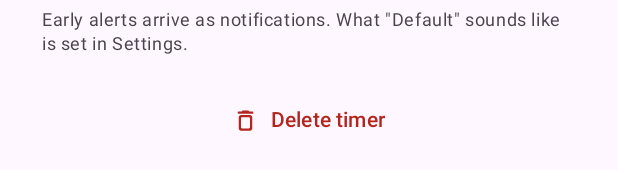
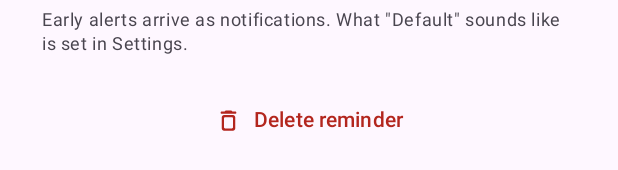
Before and after one commit to ProfessorQuantumUniverse/reReminder, an Android app built with Jetpack Compose: the @Preview function ReminderEditorPreview, scrolled down 396 dp, on a phone screen of 412 x 824 dp. Shown: the part 1026-1196 px from the top of the screen. Run offline under Robolectric (Android 15) with nearby library versions, the phone set to English and light mode, and no system bars.

Commit message:
fix(wording): use "reminder" instead of "timer"

```diff
--- a/app/src/main/res/values/strings.xml
+++ b/app/src/main/res/values/strings.xml
@@ -1,12 +1,12 @@
 <resources>
     <string name="app_name" translatable="false">reReminder</string>
 
-    <!-- Timer list -->
+    <!-- Reminder list -->
     <string name="settings_title">Settings</string>
     <string name="settings_button_label">Settings</string>
     <string name="add_timer">New reminder</string>
     <string name="empty_title">No reminders yet</string>
-    <string name="empty_subtitle">Create a timer to get reminded on a loop, a stretch every 30 minutes, water every hour, whatever keeps you going.</string>
+    <string name="empty_subtitle">Create a reminder to get reminded on a loop, a stretch every 30 minutes, water every hour, whatever keeps you going.</string>
     <string name="empty_action">Create your first Reminder</string>
     <string name="master_all_reminders">All reminders</string>
     <string name="master_paused">Everything paused</string>
@@ -58,8 +58,8 @@
     <string name="editor_sound">Sound</string>
     <string name="editor_vibration">Vibrate</string>
     <string name="editor_alert_hint">Early alerts arrive as notifications. What \"Default\" sounds like is set in Settings.</string>
-    <string name="editor_delete">Delete timer</string>
-    <string name="editor_delete_confirm_title">Delete this timer?</string>
+    <string name="editor_delete">Delete reminder</string>
+    <string name="editor_delete_confirm_title">Delete this reminder?</string>
     <string name="editor_delete_confirm_text">"%1$s" will be removed and stop reminding you.</string>
     <string name="preset_weekdays">Mon–Fri</string>
     <string name="preset_every_day">Every day</string>
```
Also changed, not shown: 1 other file.
